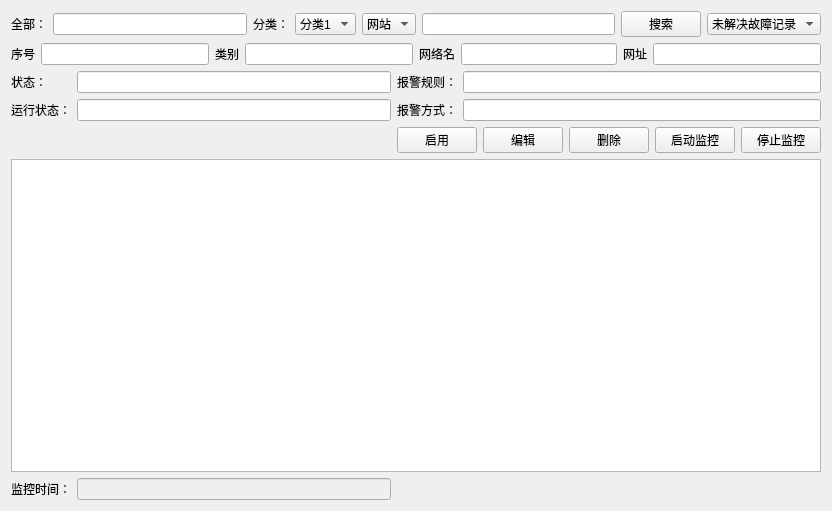
Qt form netmanager/netlist.ui (zhangjiacheng1991/netmanager) before a commit.
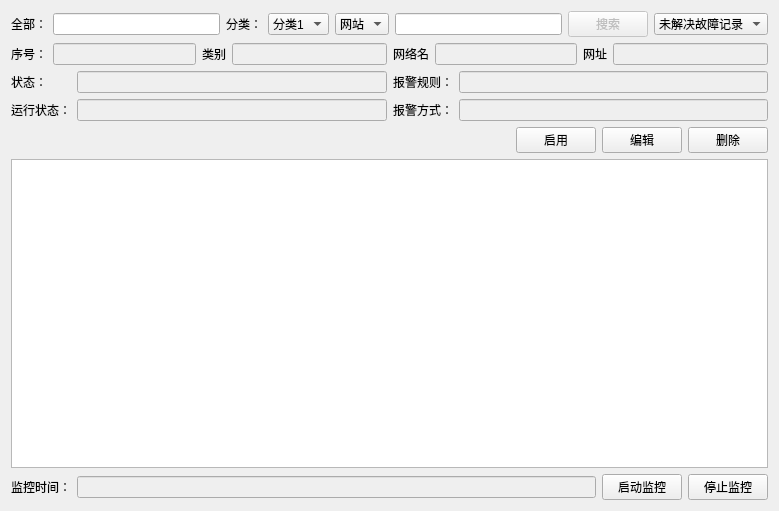
The same form after that commit.

```diff
--- a/netmanager/netlist.ui
+++ b/netmanager/netlist.ui
@@ -6,7 +6,7 @@
    <rect>
     <x>0</x>
     <y>0</y>
-    <width>832</width>
+    <width>779</width>
     <height>511</height>
    </rect>
   </property>
@@ -26,7 +26,7 @@
    <string>Form</string>
   </property>
   <layout class="QGridLayout" name="gridLayout_3">
-   <item row="0" column="0" colspan="3">
+   <item row="0" column="0">
     <layout class="QHBoxLayout" name="horizontalLayout">
      <item>
       <widget class="QLabel" name="label_2">
@@ -74,10 +74,17 @@
       </widget>
      </item>
      <item>
-      <widget class="QLineEdit" name="lineEdit_2"/>
+      <widget class="QLineEdit" name="lineEdit_2">
+       <property name="enabled">
+        <bool>true</bool>
+       </property>
+      </widget>
      </item>
      <item>
       <widget class="QPushButton" name="pushButton">
+       <property name="enabled">
+        <bool>false</bool>
+       </property>
        <property name="text">
         <string>搜索</string>
        </property>
@@ -99,19 +106,23 @@
      </item>
     </layout>
    </item>
-   <item row="1" column="0" colspan="3">
+   <item row="1" column="0">
     <layout class="QHBoxLayout" name="horizontalLayout_6">
      <item>
       <layout class="QHBoxLayout" name="horizontalLayout_4">
        <item>
         <widget class="QLabel" name="label_9">
          <property name="text">
-          <string>序号</string>
+          <string>序号：</string>
          </property>
         </widget>
        </item>
        <item>
-        <widget class="QLineEdit" name="lineEdit_5"/>
+        <widget class="QLineEdit" name="lineEdit_5">
+         <property name="enabled">
+          <bool>false</bool>
+         </property>
+        </widget>
        </item>
       </layout>
      </item>
@@ -125,7 +136,11 @@
         </widget>
        </item>
        <item>
-        <widget class="QLineEdit" name="lineEdit_3"/>
+        <widget class="QLineEdit" name="lineEdit_3">
+         <property name="enabled">
+          <bool>false</bool>
+         </property>
+        </widget>
        </item>
       </layout>
      </item>
@@ -139,7 +154,11 @@
         </widget>
        </item>
        <item>
-        <widget class="QLineEdit" name="lineEdit_4"/>
+        <widget class="QLineEdit" name="lineEdit_4">
+         <property name="enabled">
+          <bool>false</bool>
+         </property>
+        </widget>
        </item>
       </layout>
      </item>
@@ -153,13 +172,19 @@
         </widget>
        </item>
        <item>
-        <widget class="QLineEdit" name="lineEdit_6"/>
+        <widget class="QLineEdit" name="lineEdit_6">
+         <property name="enabled">
+          <bool>false</bool>
+         </property>
+        </widget>
        </item>
       </layout>
      </item>
     </layout>
    </item>
-   <item row="2" column="0" colspan="2">
+   <item row="2" column="0">
+    <layout class="QHBoxLayout" name="horizontalLayout_8">
+     <item>
     <layout class="QGridLayout" name="gridLayout_2">
      <item row="0" column="0">
       <widget class="QLabel" name="label_8">
@@ -169,10 +194,18 @@
       </widget>
      </item>
      <item row="0" column="1">
-      <widget class="QLineEdit" name="lineEdit_7"/>
+        <widget class="QLineEdit" name="lineEdit_7">
+         <property name="enabled">
+          <bool>false</bool>
+         </property>
+        </widget>
      </item>
      <item row="1" column="1">
-      <widget class="QLineEdit" name="lineEdit_8"/>
+        <widget class="QLineEdit" name="lineEdit_8">
+         <property name="enabled">
+          <bool>false</bool>
+         </property>
+        </widget>
      </item>
      <item row="1" column="0">
       <widget class="QLabel" name="label_16">
@@ -183,10 +216,14 @@
      </item>
     </layout>
    </item>
-   <item row="2" column="2">
+     <item>
     <layout class="QGridLayout" name="gridLayout">
      <item row="1" column="1">
-      <widget class="QLineEdit" name="lineEdit_10"/>
+        <widget class="QLineEdit" name="lineEdit_10">
+         <property name="enabled">
+          <bool>false</bool>
+         </property>
+        </widget>
      </item>
      <item row="1" column="0">
       <widget class="QLabel" name="label_7">
@@ -196,7 +233,11 @@
       </widget>
      </item>
      <item row="0" column="1">
-      <widget class="QLineEdit" name="lineEdit_9"/>
+        <widget class="QLineEdit" name="lineEdit_9">
+         <property name="enabled">
+          <bool>false</bool>
+         </property>
+        </widget>
      </item>
      <item row="0" column="0">
       <widget class="QLabel" name="label_6">
@@ -207,8 +248,23 @@
      </item>
     </layout>
    </item>
-   <item row="3" column="2">
-    <layout class="QHBoxLayout" name="horizontalLayout_8">
+    </layout>
+   </item>
+   <item row="3" column="0">
+    <layout class="QHBoxLayout" name="horizontalLayout_7">
+     <item>
+      <spacer name="horizontalSpacer">
+       <property name="orientation">
+        <enum>Qt::Horizontal</enum>
+       </property>
+       <property name="sizeHint" stdset="0">
+        <size>
+         <width>40</width>
+         <height>20</height>
+        </size>
+       </property>
+      </spacer>
+     </item>
      <item>
       <widget class="QPushButton" name="BTN_Start">
        <property name="text">
@@ -230,38 +286,42 @@
        </property>
       </widget>
      </item>
-     <item>
-      <widget class="QPushButton" name="BTN_StartCal">
-       <property name="text">
-        <string>启动监控</string>
-       </property>
-      </widget>
-     </item>
-     <item>
-      <widget class="QPushButton" name="BTN_StopCal">
-       <property name="text">
-        <string>停止监控</string>
-       </property>
-      </widget>
-     </item>
     </layout>
    </item>
-   <item row="4" column="0" colspan="3">
+   <item row="4" column="0">
     <widget class="QListView" name="listView"/>
    </item>
    <item row="5" column="0">
+    <layout class="QHBoxLayout" name="horizontalLayout_9">
+     <item>
     <widget class="QLabel" name="label">
      <property name="text">
       <string>监控时间：</string>
      </property>
     </widget>
    </item>
-   <item row="5" column="1">
+     <item>
     <widget class="QLineEdit" name="lineEdit_Time">
      <property name="enabled">
       <bool>false</bool>
      </property>
     </widget>
+     </item>
+     <item>
+      <widget class="QPushButton" name="BTN_StartCal">
+       <property name="text">
+        <string>启动监控</string>
+       </property>
+      </widget>
+     </item>
+     <item>
+      <widget class="QPushButton" name="BTN_StopCal">
+       <property name="text">
+        <string>停止监控</string>
+       </property>
+      </widget>
+     </item>
+    </layout>
    </item>
   </layout>
  </widget>
```
Lines whose indentation alone changed are shown as unchanged.
